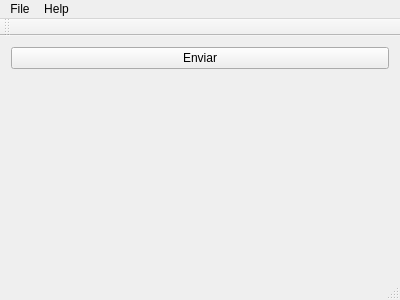
The window that Dinosaurio/interfaz.ui (estebanrodriguezo/Dinosaur) describes before a commit, drawn with Qt 5.
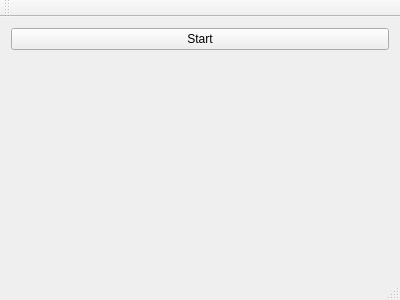
The same window after the commit.

What changed in the file:
```diff
--- a/Dinosaurio/interfaz.ui
+++ b/Dinosaurio/interfaz.ui
@@ -15,20 +15,23 @@
   </property>
   <widget class="QWidget" name="centralWidget">
    <layout class="QGridLayout" name="gridLayout">
-    <item row="0" column="0">
-     <widget class="QPushButton" name="btn_enviar">
-      <property name="text">
-       <string>Enviar</string>
-      </property>
-     </widget>
-    </item>
-    <item row="1" column="0">
+    <item row="2" column="0">
      <widget class="QLabel" name="l_texto">
       <property name="text">
        <string/>
       </property>
      </widget>
     </item>
+    <item row="1" column="0">
+     <widget class="QPushButton" name="btn_enviar">
+      <property name="text">
+       <string>Start</string>
+      </property>
+      <property name="autoRepeatInterval">
+       <number>100</number>
+      </property>
+     </widget>
+    </item>
    </layout>
   </widget>
   <widget class="QMenuBar" name="menuBar">
@@ -40,20 +43,6 @@
      <height>26</height>
     </rect>
    </property>
-   <widget class="QMenu" name="menuFile">
-    <property name="title">
-     <string>File</string>
-    </property>
-    <addaction name="actionSave"/>
-    <addaction name="actionClose"/>
-   </widget>
-   <widget class="QMenu" name="menuHelp">
-    <property name="title">
-     <string>Help</string>
-    </property>
-   </widget>
-   <addaction name="menuFile"/>
-   <addaction name="menuHelp"/>
   </widget>
   <widget class="QToolBar" name="mainToolBar">
    <attribute name="toolBarArea">
```
